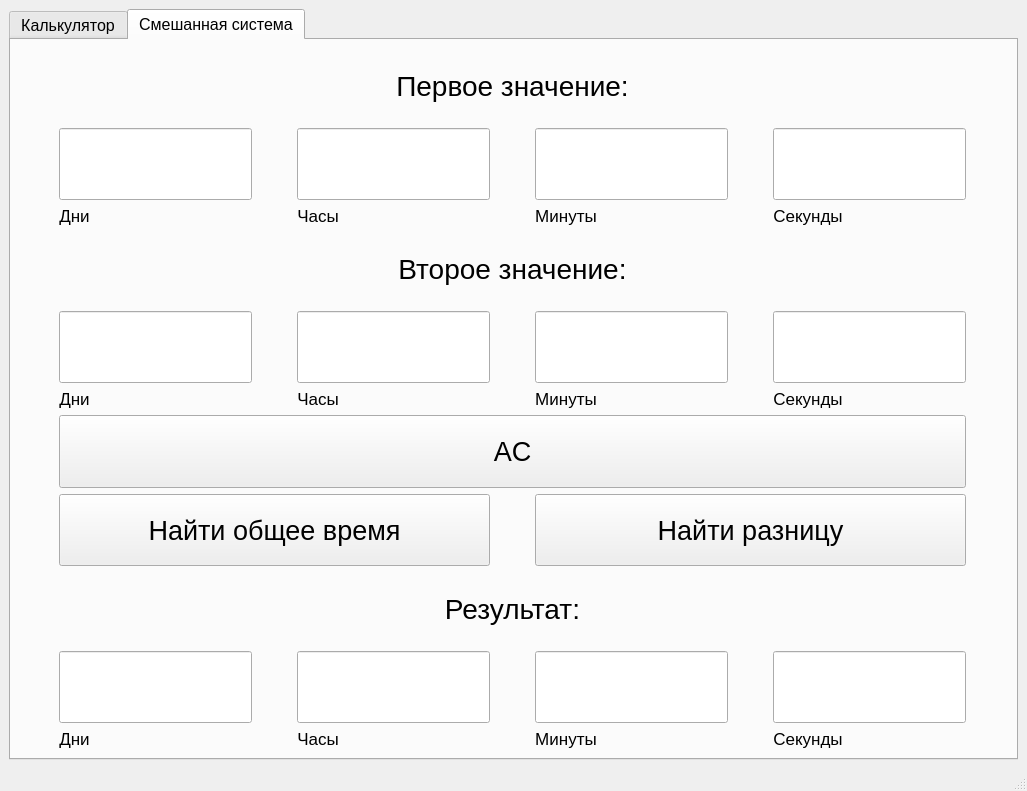
Qt form calculator.ui (ZyNordd/Calculator) before a commit.
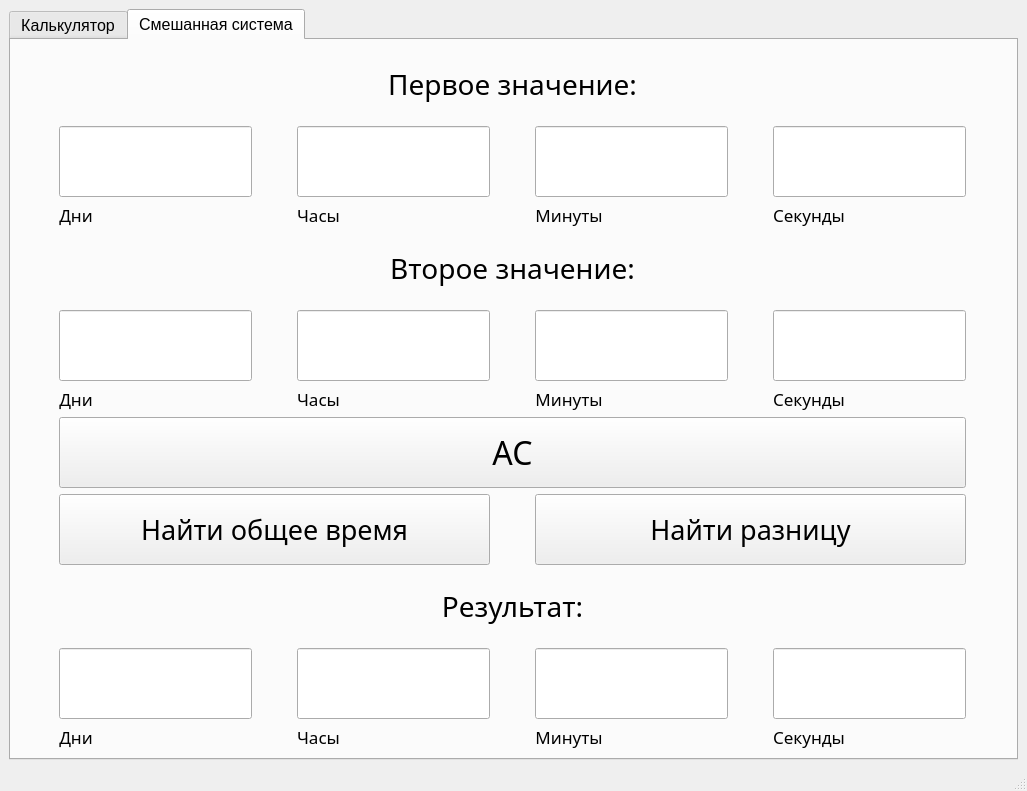
The same form after that commit. The open tabs and pages were chosen to show the change.

Diff of the .ui file:
```diff
--- a/calculator.ui
+++ b/calculator.ui
@@ -635,6 +635,12 @@
        </layout>
       </widget>
       <widget class="QWidget" name="tab_2">
+       <property name="font">
+        <font>
+         <family>Sylfaen</family>
+         <pointsize>12</pointsize>
+        </font>
+       </property>
        <attribute name="title">
         <string>Смешанная система</string>
        </attribute>
@@ -649,6 +655,7 @@
           </property>
           <property name="font">
            <font>
+            <family>Sylfaen</family>
             <pointsize>16</pointsize>
            </font>
           </property>
@@ -664,6 +671,7 @@
           </property>
           <property name="font">
            <font>
+            <family>Sylfaen</family>
             <pointsize>13</pointsize>
            </font>
           </property>
@@ -691,6 +699,7 @@
           </property>
           <property name="font">
            <font>
+            <family>Sylfaen</family>
             <pointsize>13</pointsize>
            </font>
           </property>
@@ -718,6 +727,7 @@
           </property>
           <property name="font">
            <font>
+            <family>Sylfaen</family>
             <pointsize>13</pointsize>
            </font>
           </property>
@@ -745,6 +755,7 @@
           </property>
           <property name="font">
            <font>
+            <family>Sylfaen</family>
             <pointsize>16</pointsize>
            </font>
           </property>
@@ -760,6 +771,7 @@
           </property>
           <property name="font">
            <font>
+            <family>Sylfaen</family>
             <pointsize>21</pointsize>
            </font>
           </property>
@@ -781,6 +793,7 @@
           </property>
           <property name="font">
            <font>
+            <family>Sylfaen</family>
             <pointsize>16</pointsize>
            </font>
           </property>
@@ -796,6 +809,7 @@
           </property>
           <property name="font">
            <font>
+            <family>Sylfaen</family>
             <pointsize>16</pointsize>
            </font>
           </property>
@@ -811,6 +825,7 @@
           </property>
           <property name="font">
            <font>
+            <family>Sylfaen</family>
             <pointsize>20</pointsize>
            </font>
           </property>
@@ -829,6 +844,7 @@
           </property>
           <property name="font">
            <font>
+            <family>Sylfaen</family>
             <pointsize>21</pointsize>
            </font>
           </property>
@@ -850,6 +866,7 @@
           </property>
           <property name="font">
            <font>
+            <family>Sylfaen</family>
             <pointsize>16</pointsize>
            </font>
           </property>
@@ -865,6 +882,7 @@
           </property>
           <property name="font">
            <font>
+            <family>Sylfaen</family>
             <pointsize>13</pointsize>
            </font>
           </property>
@@ -892,6 +910,7 @@
           </property>
           <property name="font">
            <font>
+            <family>Sylfaen</family>
             <pointsize>16</pointsize>
            </font>
           </property>
@@ -907,6 +926,7 @@
           </property>
           <property name="font">
            <font>
+            <family>Sylfaen</family>
             <pointsize>16</pointsize>
            </font>
           </property>
@@ -922,6 +942,7 @@
           </property>
           <property name="font">
            <font>
+            <family>Sylfaen</family>
             <pointsize>16</pointsize>
            </font>
           </property>
@@ -937,6 +958,7 @@
           </property>
           <property name="font">
            <font>
+            <family>Sylfaen</family>
             <pointsize>13</pointsize>
            </font>
           </property>
@@ -964,6 +986,7 @@
           </property>
           <property name="font">
            <font>
+            <family>Sylfaen</family>
             <pointsize>20</pointsize>
            </font>
           </property>
@@ -982,6 +1005,7 @@
           </property>
           <property name="font">
            <font>
+            <family>Sylfaen</family>
             <pointsize>13</pointsize>
            </font>
           </property>
@@ -1009,6 +1033,7 @@
           </property>
           <property name="font">
            <font>
+            <family>Sylfaen</family>
             <pointsize>13</pointsize>
            </font>
           </property>
@@ -1036,6 +1061,7 @@
           </property>
           <property name="font">
            <font>
+            <family>Sylfaen</family>
             <pointsize>16</pointsize>
            </font>
           </property>
@@ -1051,6 +1077,7 @@
           </property>
           <property name="font">
            <font>
+            <family>Sylfaen</family>
             <pointsize>13</pointsize>
            </font>
           </property>
@@ -1078,6 +1105,7 @@
           </property>
           <property name="font">
            <font>
+            <family>Sylfaen</family>
             <pointsize>16</pointsize>
            </font>
           </property>
@@ -1093,6 +1121,7 @@
           </property>
           <property name="font">
            <font>
+            <family>Sylfaen</family>
             <pointsize>13</pointsize>
            </font>
           </property>
@@ -1120,6 +1149,7 @@
           </property>
           <property name="font">
            <font>
+            <family>Sylfaen</family>
             <pointsize>13</pointsize>
            </font>
           </property>
@@ -1147,6 +1177,7 @@
           </property>
           <property name="font">
            <font>
+            <family>Sylfaen</family>
             <pointsize>13</pointsize>
            </font>
           </property>
@@ -1174,6 +1205,7 @@
           </property>
           <property name="font">
            <font>
+            <family>Sylfaen</family>
             <pointsize>13</pointsize>
            </font>
           </property>
@@ -1201,6 +1233,7 @@
           </property>
           <property name="font">
            <font>
+            <family>Sylfaen</family>
             <pointsize>16</pointsize>
            </font>
           </property>
@@ -1216,6 +1249,7 @@
           </property>
           <property name="font">
            <font>
+            <family>Sylfaen</family>
             <pointsize>21</pointsize>
            </font>
           </property>
@@ -1237,6 +1271,7 @@
           </property>
           <property name="font">
            <font>
+            <family>Sylfaen</family>
             <pointsize>16</pointsize>
            </font>
           </property>
@@ -1252,7 +1287,8 @@
           </property>
           <property name="font">
            <font>
-            <pointsize>20</pointsize>
+            <family>Sylfaen</family>
+            <pointsize>24</pointsize>
            </font>
           </property>
           <property name="text">
```
Left out of the diff: 2 changed lines with no effect on the pictures.
